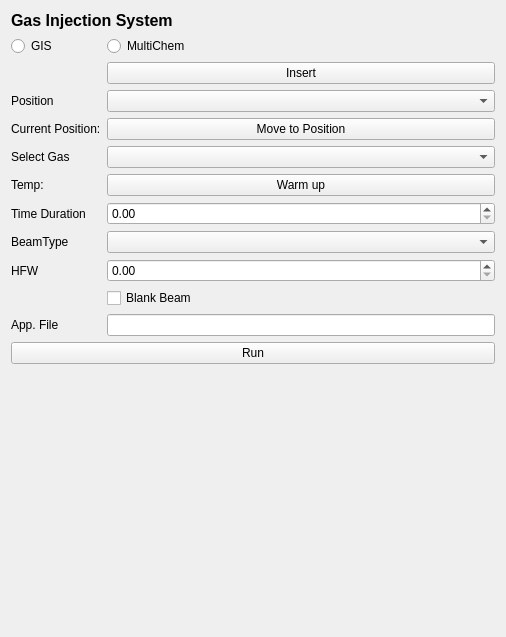
First picture: the form in fibsem/ui/qtdesigner_files/FibsemGISWidget.ui, repository DeMarcoLab/fibsem, before the edit.
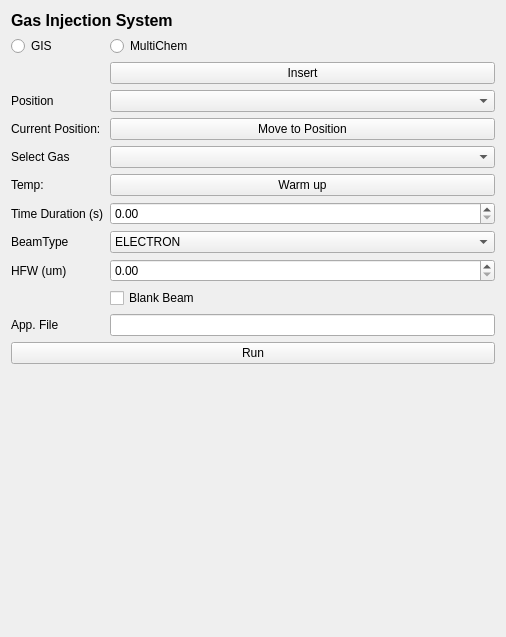
Second picture: the form after the edit.

Diff of the .ui file:
```diff
--- a/fibsem/ui/qtdesigner_files/FibsemGISWidget.ui
+++ b/fibsem/ui/qtdesigner_files/FibsemGISWidget.ui
@@ -29,7 +29,11 @@
     </widget>
    </item>
    <item row="15" column="1">
-    <widget class="QDoubleSpinBox" name="hfw_spinbox"/>
+    <widget class="QDoubleSpinBox" name="hfw_spinbox">
+     <property name="maximum">
+      <double>10000.000000000000000</double>
+     </property>
+    </widget>
    </item>
    <item row="1" column="0">
     <widget class="QRadioButton" name="GIS_radioButton">
@@ -44,7 +48,7 @@
    <item row="13" column="0">
     <widget class="QLabel" name="label_time">
      <property name="text">
-      <string>Time Duration</string>
+      <string>Time Duration (s)</string>
      </property>
     </widget>
    </item>
@@ -75,7 +79,18 @@
     </spacer>
    </item>
    <item row="14" column="1">
-    <widget class="QComboBox" name="beamtype_combobox"/>
+    <widget class="QComboBox" name="beamtype_combobox">
+     <item>
+      <property name="text">
+       <string>ELECTRON</string>
+      </property>
+     </item>
+     <item>
+      <property name="text">
+       <string>ION</string>
+      </property>
+     </item>
+    </widget>
    </item>
    <item row="17" column="0">
     <widget class="QLabel" name="app_file_label">
@@ -125,7 +140,7 @@
    <item row="15" column="0">
     <widget class="QLabel" name="label_hfw">
      <property name="text">
-      <string>HFW</string>
+      <string>HFW (um)</string>
      </property>
     </widget>
    </item>
```
